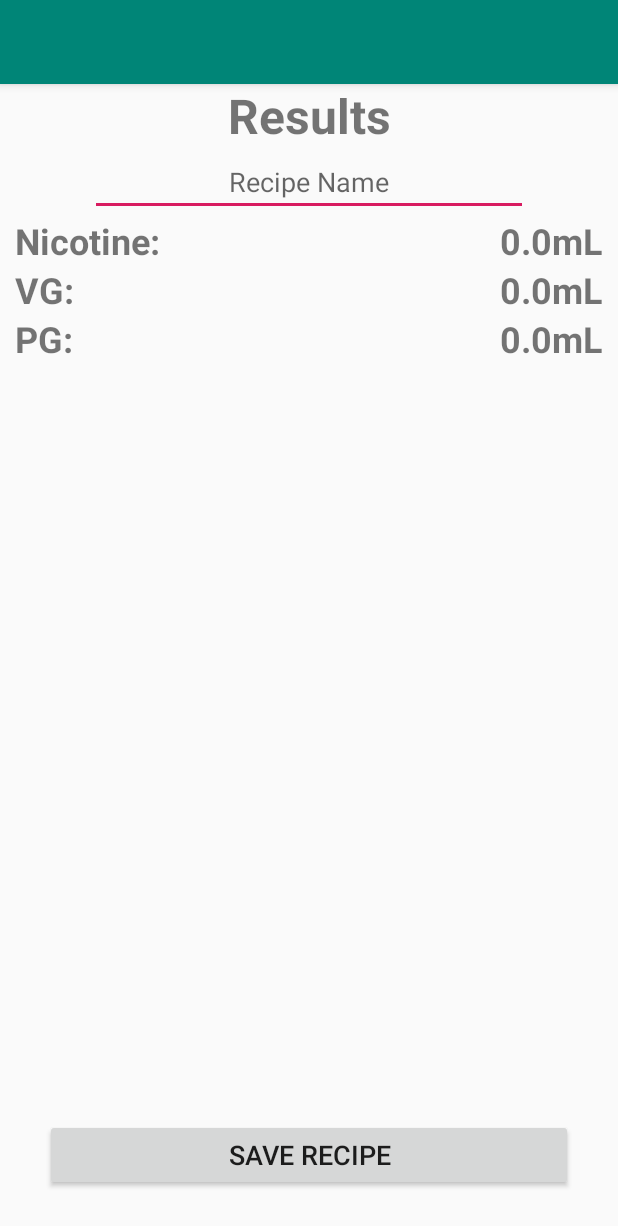
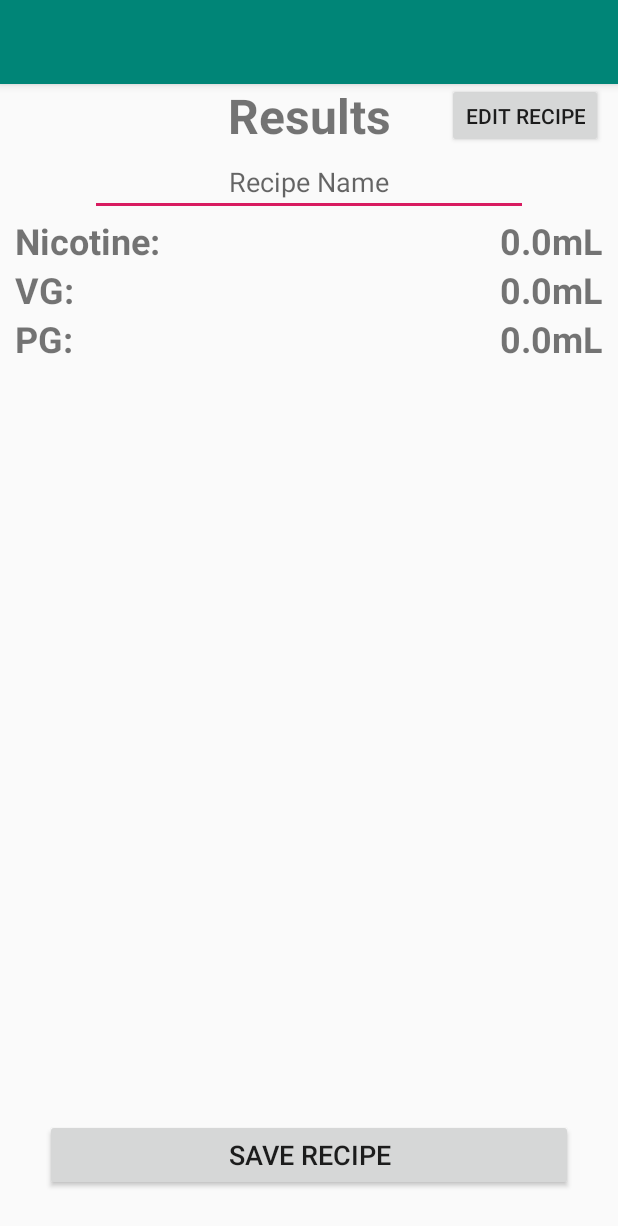
Before and after one commit to JakeEsveldDevelopment/Vape-Bible-Juice-Calc, an Android app: the layout activity_results.xml on its own in the app's theme, with its tools: preview values and no code run, on a phone screen of 412 x 824 dp. Shown: the top 1226 px of the screen. Run offline under Robolectric (Android 15) with nearby library versions, the phone set to English and light mode, and no system bars.

Commit message:
Add functionality to edit existing recipe with Autofill for all regions

```diff
--- a/app/src/main/res/layout/activity_results.xml
+++ b/app/src/main/res/layout/activity_results.xml
@@ -40,6 +40,15 @@
                 app:layout_constraintTop_toTopOf="parent"
                 android:layout_width="match_parent"
                 android:layout_height="wrap_content" />
+
+            <Button
+                android:text="Edit Recipe"
+                android:id="@+id/button_edit_recipe"
+                app:layout_constraintEnd_toEndOf="parent"
+                app:layout_constraintBottom_toBottomOf="@id/text_title"
+                app:layout_constraintTop_toTopOf="@id/text_title"
+                android:layout_width="wrap_content"
+                android:layout_height="0dp" />
 
             <EditText
                 android:textAlignment="center"
```
Also changed, not shown: app/src/main/java/com/jakeesveld/vapebiblejuicecalc/Activities/ResultsActivity.java (+20 -1 lines), app/src/main/java/com/jakeesveld/vapebiblejuicecalc/Fragments/InputFragment1.java (+17 -2 lines), app/src/main/java/com/jakeesveld/vapebiblejuicecalc/Fragments/InputFragment2.java (+16 -4 lines).
